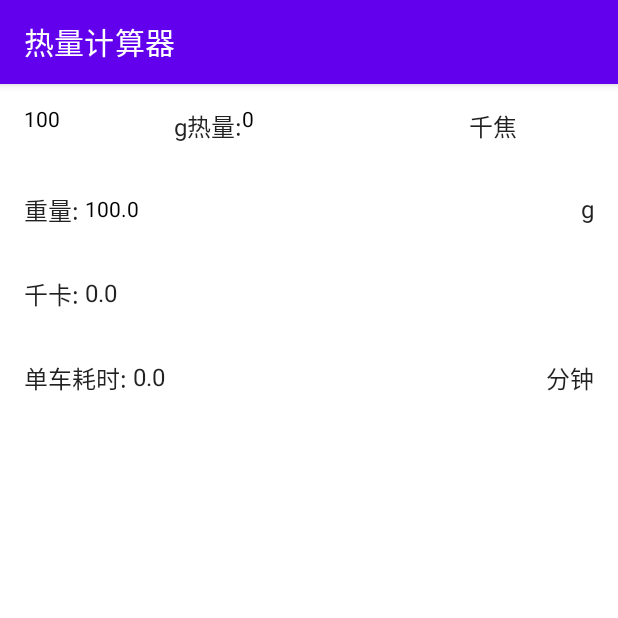
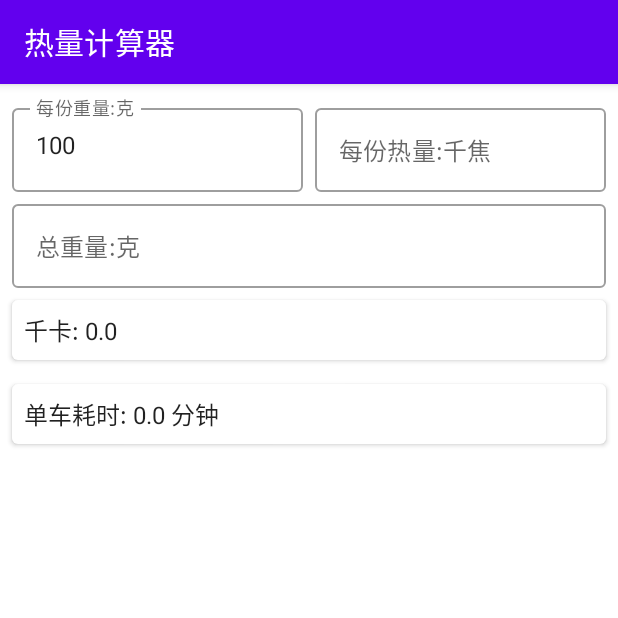
Before and after one commit to PengleiYu/Health, an Android app built with Jetpack Compose: the screen it shows after launch (MainActivity), on a phone screen of 412 x 824 dp, the top half of it. Run offline under Robolectric (Android 15) with nearby library versions, the phone set to English and light mode, and no system bars.

Commit message:
界面优化

```diff
--- a/app/src/main/java/com/utopia/health/MainActivity.kt
+++ b/app/src/main/java/com/utopia/health/MainActivity.kt
@@ -5,11 +5,9 @@ import android.util.Log
 import androidx.activity.ComponentActivity
 import androidx.activity.compose.setContent
 import androidx.compose.foundation.layout.*
-import androidx.compose.foundation.text.BasicTextField
 import androidx.compose.foundation.text.KeyboardOptions
 import androidx.compose.material.*
 import androidx.compose.runtime.*
-import androidx.compose.ui.Alignment
 import androidx.compose.ui.Modifier
 import androidx.compose.ui.text.input.KeyboardType
 import androidx.compose.ui.tooling.preview.Preview
@@ -21,143 +19,127 @@ class MainActivity : ComponentActivity() {
         super.onCreate(savedInstanceState)
         setContent {
             HealthTheme {
-                // A surface container using the 'background' color from the theme
-//                Surface(
-//                    modifier = Modifier.fillMaxSize(),
-//                    color = MaterialTheme.colors.background
-//                ) {
-//                    CalculateContent()
-//                }
                 Scaffold(topBar = {
                     TopAppBar(
                         title = { Text(text = "热量计算器") }
                     )
                 }) {
-                    Box(modifier = Modifier.padding(it)) {
-                        CalculateContent()
-                    }
+                    CalculateContent(modifier = Modifier.padding(it))
                 }
             }
         }
     }
 }
 
-@Composable
-fun Greeting(name: String) {
-    Text(text = "Hello $name!")
-}
-
 private const val TAG = "MainActivity"
 
 @Composable
-fun CalculateContent() {
-    Column {
+fun CalculateContent(
+    modifier: Modifier = Modifier
+) {
+    Column(
+        modifier = modifier.padding(8.dp),
+    ) {
         var grams by remember { mutableStateOf(0f) }
-        var kJ by remember { mutableStateOf(0f) }
+        var kJoule by remember { mutableStateOf(0f) }
         var weight by remember { mutableStateOf(0f) }
-//        LabelLine(
-//            label = "100g热量",
-//            count = 0f,
-//            tail = "千焦",
-//            onValueChange = { kJ = it.toFloatOrNull() ?: 0f })
-        CaloriePerGramRow(
-            onValueChange = { _grams, _kCalorie ->
+        CalorieInputZone(
+            onValueChange = { _grams, _kCalorie, _weight ->
                 grams = _grams
-                kJ = _kCalorie
-            }
+                kJoule = _kCalorie
+                weight = _weight
+            },
         )
+        Log.d(TAG, "CalculateContent: grams=$grams,kJoule=$kJoule,weight=$weight")
 
-        val kK = if (grams == 0f) 0f else (kJ / grams * weight * 0.238846f)
-        val minutes = kK / 10f
+        val kCalorie = if (grams == 0f) 0f else (kJoule / grams * weight * 0.238846f)
+        val minutes = kCalorie / 10f
 
-        Log.d(TAG, "CalContent: kK=$kK, minutes=$minutes")
-        LabelLine(
-            label = "重量",
-            count = 100f,
-            tail = "g",
-            onValueChange = { weight = it.toFloatOrNull() ?: 0f })
-        LabelLine(label = "千卡", count = kK, tail = "")
-        LabelLine(label = "单车耗时", count = minutes, tail = "分钟")
+        Log.d(TAG, "CalContent: kK=$kCalorie, minutes=$minutes")
+        CardText(text = "千卡: $kCalorie")
+        CardText(text = "单车耗时: $minutes 分钟")
     }
 }
 
 @Composable
-fun CaloriePerGramRow(
-    onValueChange: ((Float, Float) -> Unit)? = null,
+fun CalorieInputZone(
+    onValueChange: ((Float, Float, Float) -> Unit)? = null,
 ) {
+    Column {
+        var grams by remember { mutableStateOf("100") }
+        var kCalorie by remember { mutableStateOf("") }
+        var totalGrams by remember { mutableStateOf("") }
+        fun notifyChange() {
+            val callback = onValueChange ?: return
+            val fGrams = grams.toFloatOrDefault(0f)
+            val fKCalorie = kCalorie.toFloatOrDefault(0f)
+            val fTotalGrams = totalGrams.toFloatOrDefault(0f)
+            callback(fGrams, fKCalorie, fTotalGrams)
+        }
+        notifyChange()
 
-    Row(
-        modifier = Modifier.padding(16.dp)
-    ) {
-        var grams by remember { mutableStateOf("100") }
-        var kCalorie by remember { mutableStateOf("0") }
-
-        fun notifyChange() {
-            onValueChange?.invoke(
-                grams.toFloatOrNull() ?: 0f,
-                kCalorie.toFloatOrNull() ?: 0f,
-            )
-        }
-
-        BasicTextField(
+        Row {
+            CalorieInput(
+                label = "每份重量:克",
                 value = grams,
                 onValueChange = {
                     grams = it
                     notifyChange()
                 },
-            keyboardOptions = KeyboardOptions(keyboardType = KeyboardType.Decimal),
-            modifier = Modifier.weight(1f, false),
+                modifier = Modifier.weight(1f),
             )
-        Text(text = "g热量:")
-        BasicTextField(
+            Spacer(modifier = Modifier.width(8.dp))
+            CalorieInput(
+                label = "每份热量:千焦",
                 value = kCalorie,
                 onValueChange = {
                     kCalorie = it
                     notifyChange()
                 },
-            keyboardOptions = KeyboardOptions(keyboardType = KeyboardType.Decimal),
                 modifier = Modifier.weight(1f),
             )
-        Text(text = "千焦")
+        }
+        Row {
+            CalorieInput(
+                label = "总重量:克", value = totalGrams,
+                onValueChange = {
+                    totalGrams = it
+                    notifyChange()
+                },
+                modifier = Modifier.weight(1f),
+            )
+        }
     }
 }
 
 @Composable
-fun LabelLine(
+fun CalorieInput(
     label: String,
-    count: Float,
-    tail: String,
-    onValueChange: ((String) -> Unit)? = null,
+    value: String,
+    onValueChange: (String) -> Unit,
+    modifier: Modifier = Modifier,
 ) {
-    Row(
-        modifier = Modifier.padding(16.dp),
-        verticalAlignment = Alignment.CenterVertically,
-    ) {
-        Text(text = "$label:")
-        if (onValueChange != null) {
-            var value by remember { mutableStateOf("$count") }
-            BasicTextField(
+    OutlinedTextField(
+        label = { Text(text = label) },
+        value = value,
+        onValueChange = onValueChange,
         keyboardOptions = KeyboardOptions(keyboardType = KeyboardType.Decimal),
-                value = value,
-                onValueChange = {
-                    value = it
-                    onValueChange(value)
-                },
-
-                modifier = Modifier
-                    .weight(1f)
-                    .padding(horizontal = 4.dp),
-//                .background(Color.White)
-            )
-        } else {
-            Text(
-                text = "$count",
-                modifier = Modifier
-                    .weight(1f)
-                    .padding(horizontal = 4.dp)
+        modifier = modifier,
     )
 }
-        Text(text = tail)
+
+@Composable
+fun CardText(text: String) {
+    Card(
+        elevation = 2.dp,
+        modifier = Modifier
+            .padding(vertical = 8.dp)
+            .fillMaxWidth(),
+    ) {
+        Text(
+            text = text,
+            modifier = Modifier.padding(8.dp),
+        )
     }
 }
 
--- /dev/null
+++ b/app/src/main/java/com/utopia/health/extensions.kt
@@ -0,0 +1,6 @@
+package com.utopia.health
+
+
+fun String.toFloatOrDefault(defaultVal: Float): Float {
+    return toFloatOrNull() ?: defaultVal
+}
```
Lines whose indentation alone changed are shown as unchanged.
